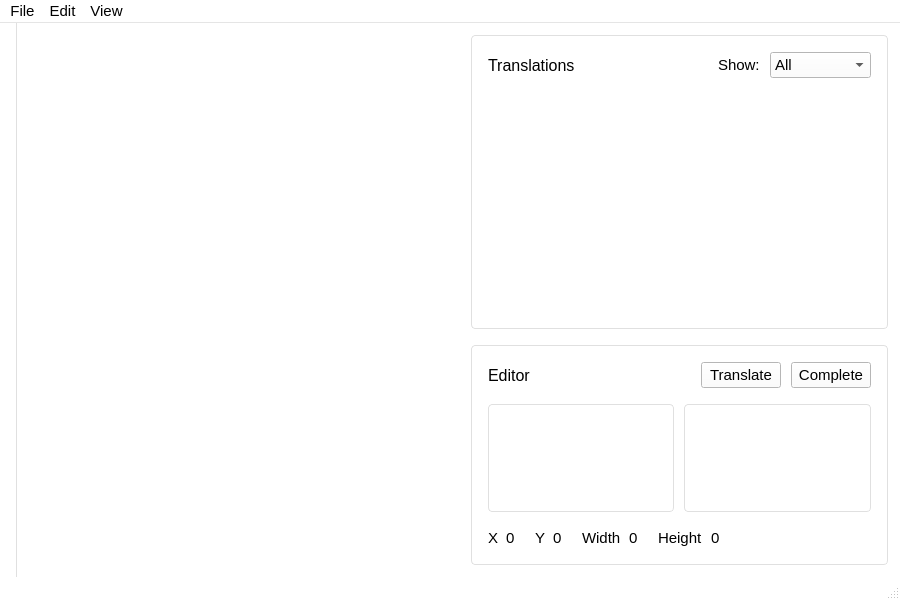
First picture: the form in src/mainwindow.ui, repository paniszcze/comiCAT, before the edit.
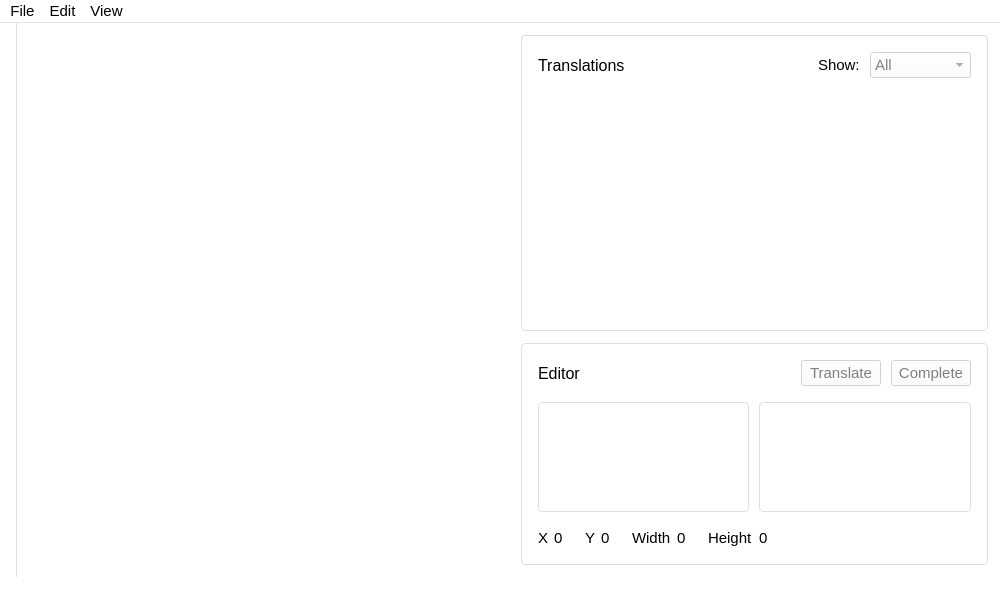
Second picture: the form after the edit. Custom widgets are drawn as their Qt base class.

Diff of the .ui file:
```diff
--- a/src/mainwindow.ui
+++ b/src/mainwindow.ui
@@ -6,7 +6,7 @@
    <rect>
     <x>0</x>
     <y>0</y>
-    <width>900</width>
+    <width>1000</width>
     <height>600</height>
    </rect>
   </property>
@@ -488,6 +488,12 @@
   <property name="windowTitle">
    <string>MainWindow</string>
   </property>
+  <property name="iconSize">
+   <size>
+    <width>16</width>
+    <height>16</height>
+   </size>
+  </property>
   <widget class="QWidget" name="centralWidget">
    <property name="font">
     <font>
@@ -521,12 +527,12 @@
       </property>
       <property name="styleSheet">
        <string notr="true">QGraphicsView { border: none; outline: none; background-color: white; }
-QScrollBar:vertical { background: transparent; border: none; width: 10px; margin: 4px 0px 4px 4px; }
+QScrollBar:vertical { background: transparent; border: none; width: 9px; margin: 4px 0px 3px 3px; }
 QScrollBar::handle:vertical { min-height: 40px; border-radius: 3px; background: #cfcfcf; }
 QScrollBar::handle:vertical:hover { background: #cfcfcf; }
 QScrollBar::handle:vertical:pressed { background: #e0e0e0; }
 QScrollBar::sub-line:vertical, QScrollBar::add-line:vertical, QScrollBar::add-page:vertical, QScrollBar::sub-page:vertical { height: 0px; background: transparent; }
-QScrollBar:horizontal { background: transparent; border: none; height: 14px; margin: 4px 4px 4px 4px; }
+QScrollBar:horizontal { background: transparent; border: none; height: 12px; margin: 3px; }
 QScrollBar::handle:horizontal { min-width: 40px; border-radius: 3px; background: #cfcfcf; }
 QScrollBar::handle:horizontal:hover { background: #cfcfcf; }
 QScrollBar::handle:horizontal:pressed { background: #e0e0e0;} 
@@ -538,7 +544,7 @@
     <item>
      <layout class="QVBoxLayout" name="sidePaneLayout" stretch="4,3">
       <property name="spacing">
-       <number>16</number>
+       <number>12</number>
       </property>
       <property name="leftMargin">
        <number>12</number>
@@ -1563,6 +1569,9 @@
            </item>
            <item>
             <widget class="QComboBox" name="statusFilter">
+             <property name="enabled">
+              <bool>false</bool>
+             </property>
              <property name="palette">
               <palette>
                <active>
@@ -2537,7 +2546,12 @@
 QTableView::item:selected { background-color: #f2f2f2; }
 QHeaderView { background-color: white; color:#5c5c5c; font-size: 11px; font-weight: 300; }
 QHeaderView::section { height: 16px; background-color: white; border: 0; border-bottom: 1px solid #e0e0e0; padding-bottom: 4px; }
-QScrollBar:vertical { margin: 20px 0px 0px 4px; }</string>
+QScrollBar:vertical { background: transparent; border: none; width: 10px; margin: 20px 0px 0px 4px; }
+QScrollBar::handle:vertical { min-height: 40px; border-radius: 3px; background: #cfcfcf; }
+QScrollBar::handle:vertical:hover { background: #cfcfcf; }
+QScrollBar::handle:vertical:pressed { background: #e0e0e0; }
+QScrollBar::sub-line:vertical, QScrollBar::add-line:vertical, QScrollBar::add-page:vertical, QScrollBar::sub-page:vertical { height: 0px; background: transparent; }
+QAbstractScrollArea::corner { background-color: white; border: none; }</string>
            </property>
            <property name="editTriggers">
             <set>QAbstractItemView::EditTrigger::NoEditTriggers</set>
@@ -3115,6 +3129,9 @@
            </item>
            <item>
             <widget class="QPushButton" name="translateButton">
+             <property name="enabled">
+              <bool>false</bool>
+             </property>
              <property name="palette">
               <palette>
                <active>
@@ -3597,6 +3614,9 @@
            </item>
            <item>
             <widget class="QPushButton" name="completeButton">
+             <property name="enabled">
+              <bool>false</bool>
+             </property>
              <property name="palette">
               <palette>
                <active>
@@ -4086,6 +4106,9 @@
            </property>
            <item>
             <widget class="QTextEdit" name="sourceEdit">
+             <property name="enabled">
+              <bool>false</bool>
+             </property>
              <property name="palette">
               <palette>
                <active>
@@ -4340,7 +4363,7 @@
               </palette>
              </property>
              <property name="styleSheet">
-              <string notr="true">QTextEdit { background-color: white; border: 1px solid #e0e0e0; border-radius: 4px; color: black; selection-color: black; selection-background-color: #f2f2f2; font-size: 12px; font-weight: 300; }
+              <string notr="true">QTextEdit { padding-left: 1px; background-color: white; border: 1px solid #e0e0e0; border-radius: 4px; color: black; selection-color: black; selection-background-color: #f2f2f2; font-size: 12px; font-weight: 300; }
 QScrollBar:vertical { width: 10px; margin: 3px 4px 3px 0px; background: transparent; border: none; }
 QScrollBar::handle:vertical { min-height: 40px; border-radius: 3px; background: #cfcfcf; }
 QScrollBar::handle:vertical:hover { background: #cfcfcf; }
@@ -4355,6 +4378,9 @@
            </item>
            <item>
             <widget class="QTextEdit" name="targetEdit">
+             <property name="enabled">
+              <bool>false</bool>
+             </property>
              <property name="palette">
               <palette>
                <active>
@@ -4609,7 +4635,7 @@
               </palette>
              </property>
              <property name="styleSheet">
-              <string notr="true">QTextEdit { background-color: white; border: 1px solid #e0e0e0; border-radius: 4px; color: black; selection-color: black; selection-background-color: #f2f2f2; font-size: 12px; font-weight: 300; }
+              <string notr="true">QTextEdit { padding-left: 1px; background-color: white; border: 1px solid #e0e0e0; border-radius: 4px; color: black; selection-color: black; selection-background-color: #f2f2f2; font-size: 12px; font-weight: 300; }
 QScrollBar:vertical { width: 10px; margin: 3px 4px 3px 0px; background: transparent; border: none; }
 QScrollBar::handle:vertical { min-height: 40px; border-radius: 3px; background: #cfcfcf; }
 QScrollBar::handle:vertical:hover { background: #cfcfcf; }
@@ -4627,7 +4653,7 @@
          <item>
           <layout class="QHBoxLayout" name="infoBoxLayout">
            <property name="spacing">
-            <number>8</number>
+            <number>6</number>
            </property>
            <property name="topMargin">
             <number>16</number>
@@ -5606,7 +5632,7 @@
              </property>
              <property name="sizeHint" stdset="0">
               <size>
-               <width>12</width>
+               <width>16</width>
                <height>20</height>
               </size>
              </property>
@@ -6586,7 +6612,7 @@
              </property>
              <property name="sizeHint" stdset="0">
               <size>
-               <width>12</width>
+               <width>16</width>
                <height>20</height>
               </size>
              </property>
@@ -7566,7 +7592,7 @@
              </property>
              <property name="sizeHint" stdset="0">
               <size>
-               <width>12</width>
+               <width>16</width>
                <height>20</height>
               </size>
              </property>
@@ -8563,7 +8589,7 @@
     <rect>
      <x>0</x>
      <y>0</y>
-     <width>900</width>
+     <width>1000</width>
      <height>24</height>
     </rect>
    </property>
@@ -8586,7 +8612,11 @@
    <addaction name="menuEdit"/>
    <addaction name="menuView"/>
   </widget>
-  <widget class="QStatusBar" name="statusBar"/>
+  <widget class="QStatusBar" name="statusBar">
+   <property name="sizeGripEnabled">
+    <bool>false</bool>
+   </property>
+  </widget>
   <widget class="QToolBar" name="toolBar">
    <property name="sizePolicy">
     <sizepolicy hsizetype="Fixed" vsizetype="Preferred">
@@ -8626,6 +8656,17 @@
    <class>PageView</class>
    <extends>QGraphicsView</extends>
    <header>pageview.h</header>
+   <slots>
+    <slot>fitInWindow()</slot>
+    <slot>resetZoom()</slot>
+    <slot>zoomIn()</slot>
+    <slot>zoomOut()</slot>
+   </slots>
+  </customwidget>
+  <customwidget>
+   <class>TranslationsView</class>
+   <extends>QTableView</extends>
+   <header>translationsview.h</header>
   </customwidget>
  </customwidgets>
  <resources/>
```
Left out of the diff: 189 changed lines with no effect on the pictures.
